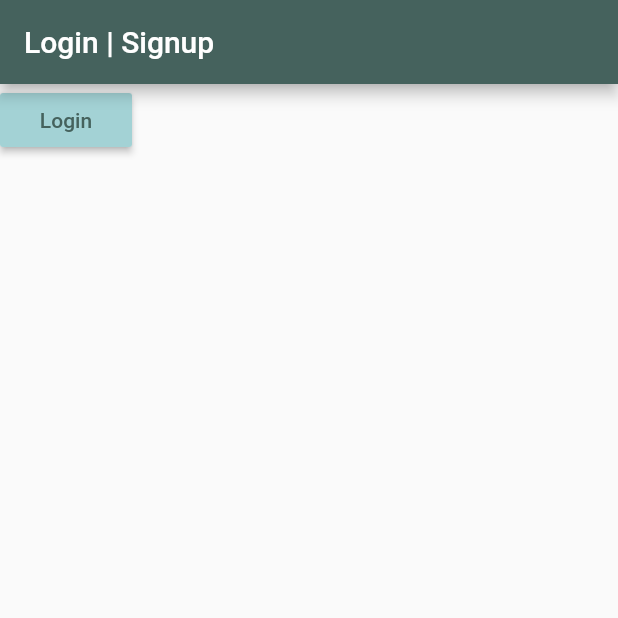
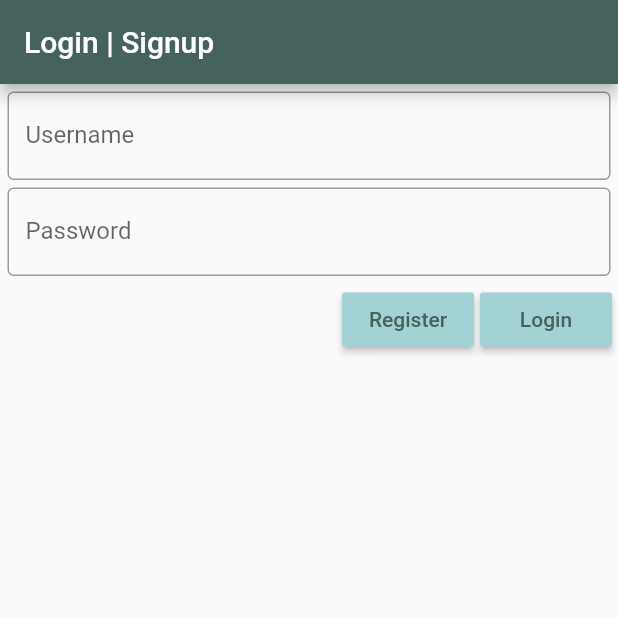
Before and after one commit to jwjbadger/todo-flutter, a Flutter app: the screen it shows after launch, on a phone screen of 412 x 824 dp, the top half of it. Run offline on Flutter 3.47's test engine with Material 2 defaults, Android fonts, the phone set to English and light mode, and no system bars.

Commit message:
Add all needed components for login (DOES NOT WORK)

```diff
--- a/lib/widgets/login_screen.dart
+++ b/lib/widgets/login_screen.dart
@@ -7,19 +7,76 @@ class Login extends StatefulWidget {
 }
 
 class _Login extends State<Login> {
+  final _username = TextEditingController();
+  final _password = TextEditingController();
+
   @override
   Widget build(BuildContext context) {
     return Scaffold(
       appBar: AppBar(title: const Text('Login | Signup')),
-        body: RaisedButton(
+      body: Column(children: [
+        Padding(
+            padding: EdgeInsets.only(top: 5, left: 5, right: 5),
+            child: TextField(
+                decoration: InputDecoration(
+                  border: OutlineInputBorder(),
+                  labelText: 'Username',
+                ),
+                controller: _username)),
+        Padding(
+          padding: EdgeInsets.all(5),
+          child: TextField(
+              obscureText: true,
+              decoration: InputDecoration(
+                border: OutlineInputBorder(),
+                labelText: 'Password',
+              ),
+              controller: _password),
+        ),
+        Row(
+          mainAxisAlignment: MainAxisAlignment.end,
+          children: [
+            Padding(
+              padding: EdgeInsets.only(right: 4),
+              child: RaisedButton(
+                  child: Text('Register',
+                      style: TextStyle(color: Theme.of(context).primaryColor)),
+                  color: Theme.of(context).accentColor,
+                  onPressed: () {
+                    _username.clear();
+                    _password.clear();
+                    Navigator.push(
+                      context,
+                      new MaterialPageRoute(
+                          builder: (context) => new PageHolder()),
+                    );
+                  }),
+            ),
+            Padding(
+              padding: EdgeInsets.only(right: 4),
+              child: RaisedButton(
                   child: Text('Login',
                       style: TextStyle(color: Theme.of(context).primaryColor)),
                   color: Theme.of(context).accentColor,
                   onPressed: () {
+                    _username.clear();
+                    _password.clear();
                     Navigator.push(
                       context,
-                new MaterialPageRoute(builder: (context) => new PageHolder()),
+                      new MaterialPageRoute(
+                          builder: (context) => new PageHolder()),
                     );
-            }));
+                  }),
+            ),
+          ],
+        ),
+      ]),
+    );
+  }
+
+  void dispose() {
+    _username.dispose();
+    _password.dispose();
+    super.dispose();
   }
 }
```
Lines whose indentation alone changed are shown as unchanged.
